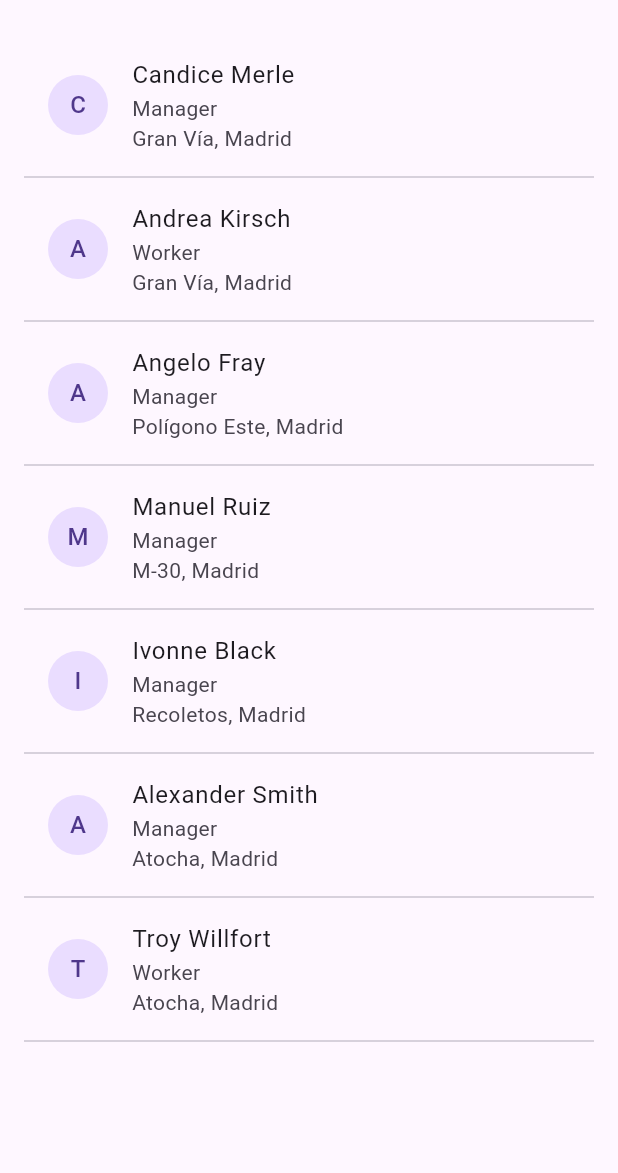
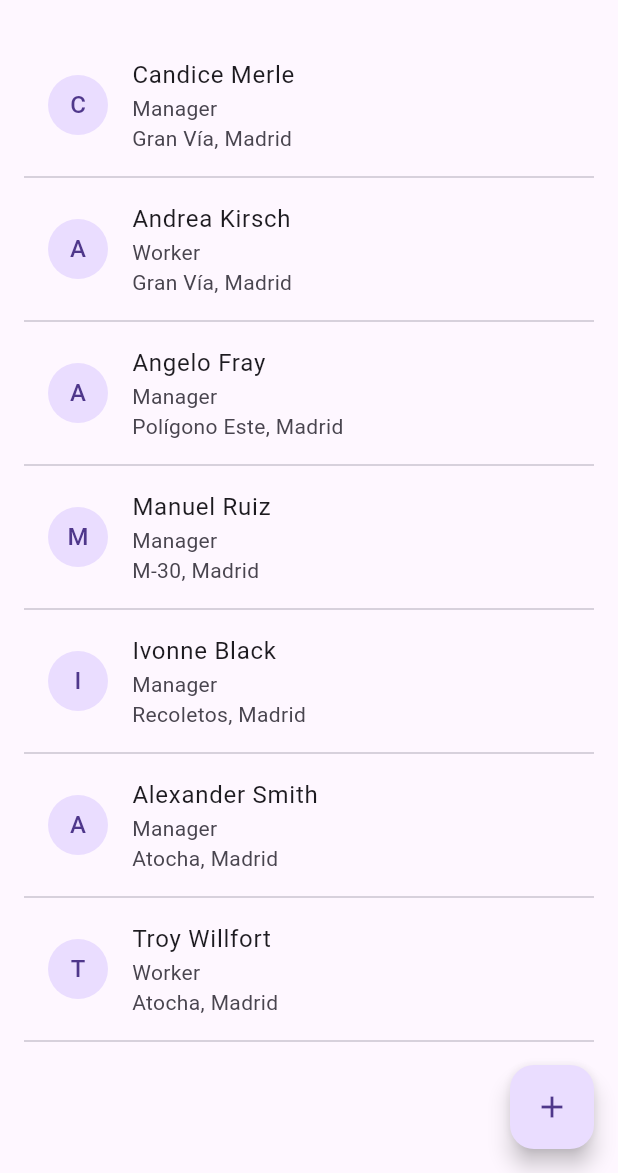
Before and after one commit to DittoBox/DittoBox-Mobile, a Flutter app: the WorkerListView screen opened by its route, on a phone screen of 412 x 824 dp, the part 63-1236 px from its top. Run offline on Flutter 3.47's test engine with Material 3 defaults, Android fonts, the phone set to English and light mode, and no system bars; our stand-ins replace pin_code_fields.

Commit message:
feat: added screen and sheet for workers list

```diff
--- a/dittobox_mobile/lib/goups/presentation/worker-list/worker_list_view.dart
+++ b/dittobox_mobile/lib/goups/presentation/worker-list/worker_list_view.dart
@@ -2,6 +2,7 @@ import 'package:dittobox_mobile/generated/l10n.dart';
 import 'package:dittobox_mobile/routes/app_routes.dart';
 import 'package:dittobox_mobile/shared/presentation/widgets/custom_navigator_drawer.dart';
 import 'package:flutter/material.dart';
+import 'package:dittobox_mobile/goups/presentation/widgets/add_worker_sheet.dart'; // Importa el AddWorkerSheet
 
 class User {
   final String name;
@@ -25,13 +26,18 @@ class WorkerListView extends StatelessWidget {
         padding: const EdgeInsets.all(16.0),
         child: WorkerList(),
       ),
+      floatingActionButton: FloatingActionButton(
+        onPressed: () {
+          showAddWorkerSheet(context);
+        },
+        child: const Icon(Icons.add),
+      ),
     );
-
   }
 }
 
 class WorkerList extends StatelessWidget {
-    WorkerList({super.key});
+  WorkerList({super.key});
 
   final List<User> workers = [
     User(name: 'Candice Merle', role: 'Manager', location: 'Gran Vía, Madrid'),
@@ -42,7 +48,6 @@ class WorkerList extends StatelessWidget {
     User(name: 'Alexander Smith', role: 'Manager', location: 'Atocha, Madrid'),
     User(name: 'Troy Willfort', role: 'Worker', location: 'Atocha, Madrid'),
   ];
-
 
   @override
   Widget build(BuildContext context) {
```
